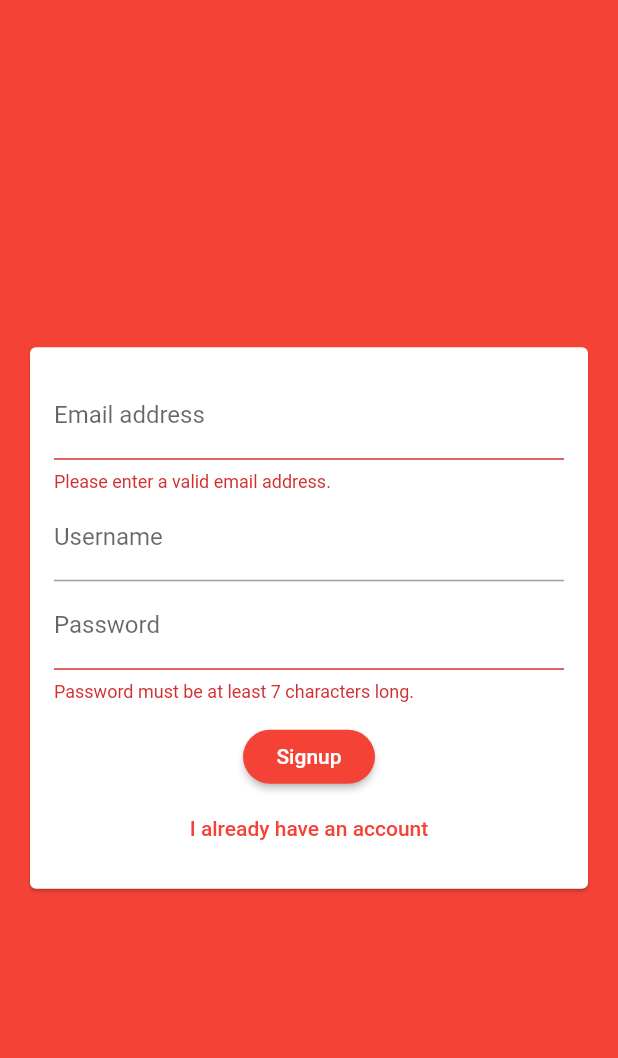
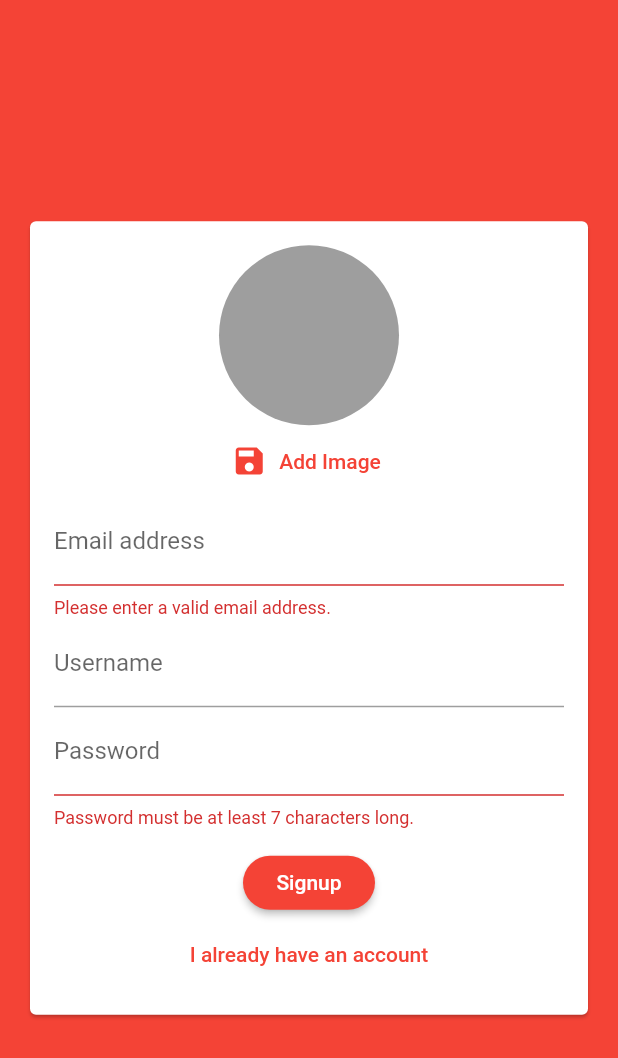
Before and after one commit to herlianzhang/chat_app, a Flutter app: the screen it shows after launch, after a tap on "Login", after a tap on "Create new account", on a phone screen of 412 x 824 dp. Shown: the top 1058 px of the screen. Run offline on Flutter 3.47's test engine with Material 2 defaults, Android fonts, the phone set to English and light mode, and no system bars; our stand-ins replace cloud_firestore, firebase_auth, firebase_storage, image_picker; accounts and stored records are empty.

Commit message:
complete chat bubble and set image to account.

```diff
--- a/lib/screens/auth_screen.dart
+++ b/lib/screens/auth_screen.dart
@@ -1,4 +1,7 @@
+import 'dart:io';
+
 import 'package:cloud_firestore/cloud_firestore.dart';
+import 'package:firebase_storage/firebase_storage.dart';
 import 'package:flutter/material.dart';
 import 'package:firebase_auth/firebase_auth.dart';
 
@@ -15,7 +18,7 @@ class _AuthScreenState extends State<AuthScreen> {
   var _isLoading = false;
 
   void _submitAuthForm(String email, String password, String username,
-      bool isLogin, BuildContext ctx) async {
+      File image, bool isLogin, BuildContext ctx) async {
     AuthResult authResult;
 
     setState(() {
@@ -30,12 +33,19 @@ class _AuthScreenState extends State<AuthScreen> {
         authResult = await _auth.createUserWithEmailAndPassword(
             email: email, password: password);
 
+        final ref = FirebaseStorage.instance.ref().child('user_image').child(authResult.user.uid + '.jpg');
+
+        await ref.putFile(image).onComplete;
+
+        final url = await ref.getDownloadURL();
+
         await Firestore.instance
             .collection('users')
             .document(authResult.user.uid)
             .setData({
           'username': username,
           'email': email,
+          'image_url' : url,
         });
       }
     } on PlatformException catch (err) {
--- a/lib/widgets/auth/auth_form.dart
+++ b/lib/widgets/auth/auth_form.dart
@@ -1,9 +1,13 @@
+import 'dart:io';
+
+import 'package:chat_app/widgets/pickers/user_image_picker.dart';
 import 'package:flutter/material.dart';
 
 class AuthForm extends StatefulWidget {
   const AuthForm(this.submitFn, this.isLoading);
 
-  final void Function(String, String, String, bool, BuildContext) submitFn;
+  final void Function(String, String, String, File, bool, BuildContext)
+      submitFn;
   final isLoading;
 
   @override
@@ -16,16 +20,30 @@ class _AuthFormState extends State<AuthForm> {
   var _userEmail = '';
   var _userName = '';
   var _userPassword = '';
+  File _userImageFile;
 
   void _trySubmit() {
     final isValid = _formKey.currentState.validate();
     FocusScope.of(context).unfocus();
 
+    if (_userImageFile == null && !_isLogin) {
+      Scaffold.of(context).showSnackBar(
+        SnackBar(
+          content: Text('Please pick an image.'),
+        ),
+      );
+      return;
+    }
+
     if (isValid) {
       _formKey.currentState.save();
       widget.submitFn(_userEmail.trim(), _userPassword.trim(), _userName.trim(),
-          _isLogin, context);
+          _userImageFile, _isLogin, context);
     }
+  }
+
+  void _pickedImage(File image) {
+    _userImageFile = image;
   }
 
   @override
@@ -41,6 +59,7 @@ class _AuthFormState extends State<AuthForm> {
               child: Column(
                 mainAxisSize: MainAxisSize.min,
                 children: <Widget>[
+                  if (!_isLogin) UserImagePicker(_pickedImage),
                   TextFormField(
                     key: ValueKey('email'),
                     validator: (value) =>
--- /dev/null
+++ b/lib/widgets/pickers/user_image_picker.dart
@@ -0,0 +1,49 @@
+import 'dart:io';
+
+import 'package:flutter/material.dart';
+import 'package:image_picker/image_picker.dart';
+
+class UserImagePicker extends StatefulWidget {
+  final void Function(File) imagePickFn;
+
+  const UserImagePicker(this.imagePickFn);
+
+  @override
+  _UserImagePickerState createState() => _UserImagePickerState();
+}
+
+class _UserImagePickerState extends State<UserImagePicker> {
+  File _image;
+
+  void _pickImage() async {
+    final picker = ImagePicker();
+    final pickerFile = await picker.getImage(
+      source: ImageSource.camera,
+      imageQuality: 40,
+      maxWidth: 150,
+    );
+    setState(() {
+      _image = File(pickerFile.path);
+    });
+    widget.imagePickFn(_image);
+  }
+
+  @override
+  Widget build(BuildContext context) {
+    return Column(
+      children: <Widget>[
+        CircleAvatar(
+          radius: 60,
+          backgroundColor: Colors.grey[500],
+          backgroundImage: _image != null ? FileImage(_image) : null,
+        ),
+        FlatButton.icon(
+          onPressed: _pickImage,
+          textColor: Theme.of(context).primaryColor,
+          icon: Icon(Icons.save),
+          label: Text('Add Image'),
+        ),
+      ],
+    );
+  }
+}
--- a/pubspec.yaml
+++ b/pubspec.yaml
@@ -30,6 +30,8 @@ dependencies:
   cupertino_icons: ^0.1.3
   cloud_firestore: ^0.13.7
   firebase_auth: ^0.16.1
+  image_picker: ^0.6.7+4
+  firebase_storage: ^3.1.6
 
 dev_dependencies:
   flutter_test:
```
Also changed, not shown: lib/widgets/chat/message.dart (+13 -4 lines), lib/widgets/chat/message_bubble.dart (added, +74 -0 lines), lib/widgets/chat/new_message.dart (+7 -1 lines), pubspec.lock, 3 other files.
